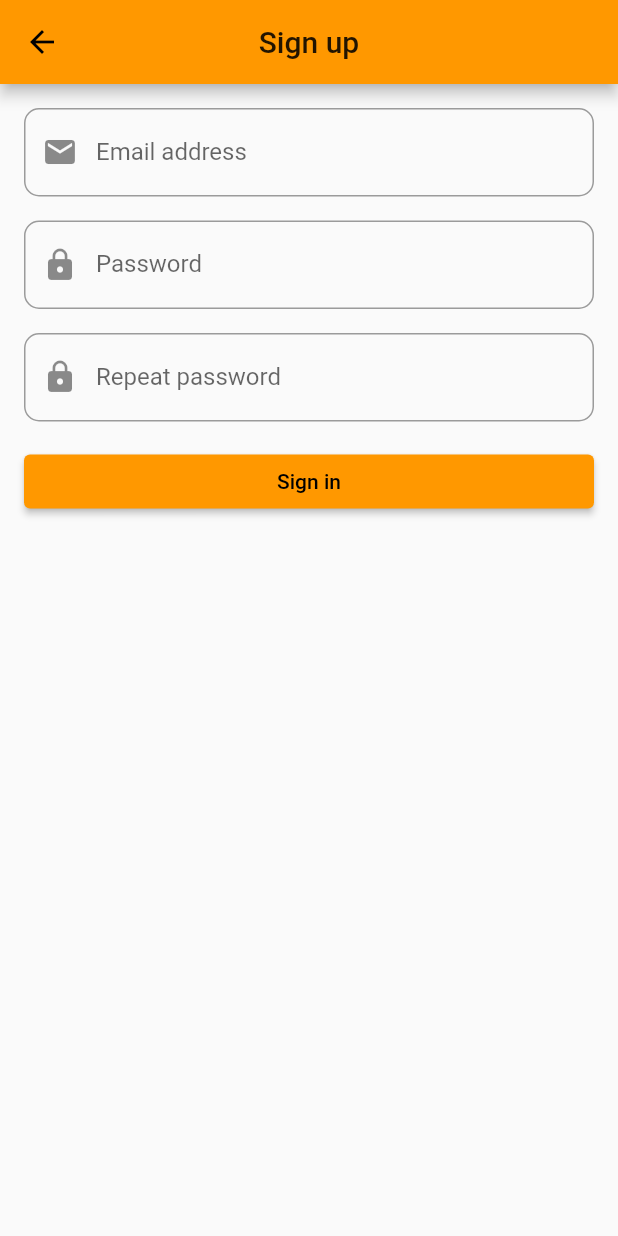
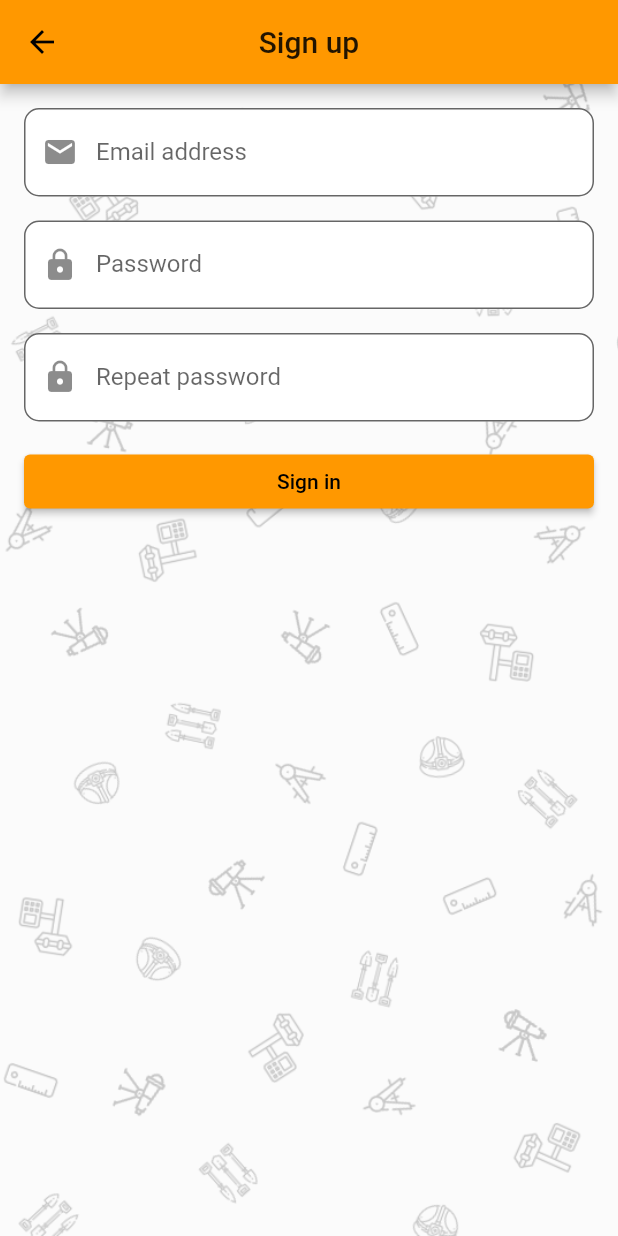
Before and after one commit to KrzysztofMamak/geobase, a Flutter app: the screen it shows after launch, after a tap on "Sign in", after a tap on "Sign up", on a phone screen of 412 x 824 dp. Run offline on Flutter 3.47's test engine with Material 2 defaults, Android fonts, the phone set to English and light mode, and no system bars; our stand-ins replace another_flushbar, auto_route, bloc, cloud_firestore, dartz, firebase_auth and 10 more; accounts and stored records are empty; generated files the repository leaves out were written again.

Commit message:
background image added to splash, sign in, sign up and forgot password pages, showing progress indicator instead of form when submitting

```diff
--- a/lib/presentation/forgot_password/widgets/forgot_password_form.dart
+++ b/lib/presentation/forgot_password/widgets/forgot_password_form.dart
@@ -31,7 +31,17 @@ class ForgotPasswordForm extends StatelessWidget {
         );
       },
       builder: (context, state) {
-        return Form(
+        return DecoratedBox(
+          decoration: BoxDecoration(
+            image: DecorationImage(
+                colorFilter: ColorFilter.mode(
+                    Colors.white.withOpacity(0.2), BlendMode.dstATop),
+                image: const AssetImage(
+                    "assets/images/background_geo_icons_no_frame.png"),
+                fit: BoxFit.cover),
+          ),
+          child: !state.isSubmitting
+              ? Form(
                   autovalidateMode: state.showErrorMessages
                       ? AutovalidateMode.always
                       : AutovalidateMode.disabled,
@@ -43,22 +53,30 @@ class ForgotPasswordForm extends StatelessWidget {
                           prefixIcon: Icon(Icons.email),
                           labelText: 'Email address',
                           border: OutlineInputBorder(
-                      borderSide: BorderSide(color: Colors.red, width: 5.0),
-                      borderRadius: BorderRadius.all(Radius.circular(10.0)),
+                            borderSide:
+                                BorderSide(color: Colors.red, width: 5.0),
+                            borderRadius:
+                                BorderRadius.all(Radius.circular(10.0)),
                           ),
+                          filled: true,
+                          fillColor: Colors.white,
                         ),
                         autocorrect: false,
                         onChanged: (value) => context
                             .read<ForgotPasswordFormBloc>()
-                    .add(ForgotPasswordFormEvent.emailAddressChanged(value)),
-                validator: (value) => Validators.isEmailAddressValid(value)
+                            .add(ForgotPasswordFormEvent.emailAddressChanged(
+                                value)),
+                        validator: (value) =>
+                            Validators.isEmailAddressValid(value)
                                 ? null
                                 : 'Email addres must be correctly formatted',
                       ),
                       const SizedBox(height: 8.0),
                       ElevatedButton(
-                onPressed: () => context.read<ForgotPasswordFormBloc>().add(
-                    const ForgotPasswordFormEvent.sendPasswordResetEmailPressed()),
+                        onPressed: () => context
+                            .read<ForgotPasswordFormBloc>()
+                            .add(const ForgotPasswordFormEvent
+                                .sendPasswordResetEmailPressed()),
                         child: const Text('Sign in'),
                       ),
                       if (state.isSubmitting) ...[
@@ -69,6 +87,10 @@ class ForgotPasswordForm extends StatelessWidget {
                       ],
                     ],
                   ),
+                )
+              : const Center(
+                  child: CircularProgressIndicator(),
+                ),
         );
       },
     );
--- a/lib/presentation/sign_in/sign_in_page.dart
+++ b/lib/presentation/sign_in/sign_in_page.dart
@@ -8,6 +8,7 @@ class SignInPage extends StatelessWidget {
   @override
   Widget build(BuildContext context) {
     return Scaffold(
+      resizeToAvoidBottomPadding: false,
       appBar: AppBar(
         title: const Text('Sign in'),
         centerTitle: true,
--- a/lib/presentation/sign_in/widgets/sign_in_form.dart
+++ b/lib/presentation/sign_in/widgets/sign_in_form.dart
@@ -2,7 +2,6 @@ import 'package:another_flushbar/flushbar_helper.dart';
 import 'package:auto_route/auto_route.dart';
 import 'package:flutter/material.dart';
 import 'package:flutter_bloc/flutter_bloc.dart';
-import 'package:flutter_svg/flutter_svg.dart';
 import 'package:geobase/application/auth/auth_bloc.dart';
 import 'package:geobase/application/sign_in_form/sign_in_form_bloc.dart';
 import 'package:geobase/domain/core/validators.dart';
@@ -37,7 +36,17 @@ class SignInForm extends StatelessWidget {
         );
       },
       builder: (context, state) {
-        return Form(
+        return DecoratedBox(
+          decoration: BoxDecoration(
+            image: DecorationImage(
+                colorFilter: ColorFilter.mode(
+                    Colors.white.withOpacity(0.2), BlendMode.dstATop),
+                image: const AssetImage(
+                    "assets/images/background_geo_icons_no_frame.png"),
+                fit: BoxFit.cover),
+          ),
+          child: !state.isSubmitting
+              ? Form(
                   autovalidateMode: state.showErrorMessages
                       ? AutovalidateMode.always
                       : AutovalidateMode.disabled,
@@ -46,26 +55,23 @@ class SignInForm extends StatelessWidget {
                     child: Column(
                       crossAxisAlignment: CrossAxisAlignment.stretch,
                       children: <Widget>[
-                // const Spacer(),
-                // SvgPicture.asset(
-                //   'assets/icons/compass.svg',
-                //   width: 100.0,
-                //   height: 100.0,
-                // ),
-                const Spacer(),
                         TextFormField(
                           decoration: const InputDecoration(
                             prefixIcon: Icon(Icons.email),
                             labelText: 'Email address',
                             border: OutlineInputBorder(
-                      borderRadius: BorderRadius.all(Radius.circular(10.0)),
+                              borderRadius:
+                                  BorderRadius.all(Radius.circular(10.0)),
                             ),
+                            filled: true,
+                            fillColor: Colors.white,
                           ),
                           autocorrect: false,
                           onChanged: (value) => context
                               .read<SignInFormBloc>()
                               .add(SignInFormEvent.emailAddressChanged(value)),
-                  validator: (value) => Validators.isEmailAddressValid(value)
+                          validator: (value) =>
+                              Validators.isEmailAddressValid(value)
                                   ? null
                                   : 'Email addres must be correctly formatted',
                         ),
@@ -75,22 +81,26 @@ class SignInForm extends StatelessWidget {
                             prefixIcon: Icon(Icons.lock),
                             labelText: 'Password',
                             border: OutlineInputBorder(
-                      borderRadius: BorderRadius.all(Radius.circular(10.0)),
+                              borderRadius:
+                                  BorderRadius.all(Radius.circular(10.0)),
                             ),
+                            filled: true,
+                            fillColor: Colors.white,
                           ),
                           autocorrect: false,
                           obscureText: true,
                           onChanged: (value) => context
                               .read<SignInFormBloc>()
                               .add(SignInFormEvent.passwordChanged(value)),
-                  validator: (value) => Validators.isPasswordValid(value)
+                          validator: (value) =>
+                              Validators.isPasswordValid(value)
                                   ? null
                                   : 'Password must have at least 6 characters',
                         ),
-                const SizedBox(height: 16.0),
+                        const SizedBox(height: 8.0),
                         InkWell(
-                  onTap: () =>
-                      ExtendedNavigator.of(context).pushForgotPasswordPage(),
+                          onTap: () => ExtendedNavigator.of(context)
+                              .pushForgotPasswordPage(),
                           child: Text(
                             'Forgot password?',
                             textAlign: TextAlign.center,
@@ -99,20 +109,17 @@ class SignInForm extends StatelessWidget {
                             ),
                           ),
                         ),
-                const SizedBox(height: 16.0),
+                        const SizedBox(height: 8.0),
                         ElevatedButton(
-                  onPressed: () => context.read<SignInFormBloc>().add(
+                          onPressed: () {
+                            FocusScope.of(context).requestFocus(FocusNode());
+                            context.read<SignInFormBloc>().add(
                                 const SignInFormEvent
-                          .signInWithEmailAndPasswordPressed()),
+                                    .signInWithEmailAndPasswordPressed());
+                          },
                           child: const Text('Sign in'),
                         ),
-                const Spacer(),
-                if (state.isSubmitting) ...[
-                  const Align(
-                    child: CircularProgressIndicator(),
-                  ),
-                ],
-                const Spacer(),
+                        const SizedBox(height: 8.0),
                         ElevatedButton(
                           onPressed: () =>
                               ExtendedNavigator.of(context).pushSignUpPage(),
@@ -121,6 +128,10 @@ class SignInForm extends StatelessWidget {
                       ],
                     ),
                   ),
+                )
+              : const Center(
+                  child: CircularProgressIndicator(),
+                ),
         );
       },
     );
--- a/lib/presentation/sign_up/widgets/sign_up_form.dart
+++ b/lib/presentation/sign_up/widgets/sign_up_form.dart
@@ -32,7 +32,17 @@ class SignUpForm extends StatelessWidget {
         );
       },
       builder: (context, state) {
-        return Form(
+        return DecoratedBox(
+          decoration: BoxDecoration(
+            image: DecorationImage(
+                colorFilter: ColorFilter.mode(
+                    Colors.white.withOpacity(0.2), BlendMode.dstATop),
+                image: const AssetImage(
+                    "assets/images/background_geo_icons_no_frame.png"),
+                fit: BoxFit.cover),
+          ),
+          child: !state.isSubmitting
+              ? Form(
                   autovalidateMode: state.showErrorMessages
                       ? AutovalidateMode.always
                       : AutovalidateMode.disabled,
@@ -44,14 +54,18 @@ class SignUpForm extends StatelessWidget {
                           prefixIcon: Icon(Icons.email),
                           labelText: 'Email address',
                           border: OutlineInputBorder(
-                    borderRadius: BorderRadius.all(Radius.circular(10.0)),
+                            borderRadius:
+                                BorderRadius.all(Radius.circular(10.0)),
                           ),
+                          filled: true,
+                          fillColor: Colors.white,
                         ),
                         autocorrect: false,
                         onChanged: (value) => context
                             .read<SignUpFormBloc>()
                             .add(SignUpFormEvent.emailAddressChanged(value)),
-                validator: (value) => Validators.isEmailAddressValid(value)
+                        validator: (value) =>
+                            Validators.isEmailAddressValid(value)
                                 ? null
                                 : 'Email addres must be correctly formatted',
                       ),
@@ -61,8 +75,11 @@ class SignUpForm extends StatelessWidget {
                           prefixIcon: Icon(Icons.lock),
                           labelText: 'Password',
                           border: OutlineInputBorder(
-                    borderRadius: BorderRadius.all(Radius.circular(10.0)),
+                            borderRadius:
+                                BorderRadius.all(Radius.circular(10.0)),
                           ),
+                          filled: true,
+                          fillColor: Colors.white,
                         ),
                         autocorrect: false,
                         obscureText: true,
@@ -79,14 +96,18 @@ class SignUpForm extends StatelessWidget {
                           prefixIcon: Icon(Icons.lock),
                           labelText: 'Repeat password',
                           border: OutlineInputBorder(
-                    borderRadius: BorderRadius.all(Radius.circular(10.0)),
+                            borderRadius:
+                                BorderRadius.all(Radius.circular(10.0)),
                           ),
+                          filled: true,
+                          fillColor: Colors.white,
                         ),
                         autocorrect: false,
                         obscureText: true,
                         onChanged: (value) => context
                             .read<SignUpFormBloc>()
-                    .add(SignUpFormEvent.repeatedPasswordChanged(value)),
+                            .add(
+                                SignUpFormEvent.repeatedPasswordChanged(value)),
                         validator: (value) => Validators.isPasswordValid(value)
                             ? null
                             : 'Password must have at least 6 characters',
@@ -106,6 +127,10 @@ class SignUpForm extends StatelessWidget {
                       ],
                     ],
                   ),
+                )
+              : const Center(
+                  child: CircularProgressIndicator(),
+                ),
         );
       },
     );
--- a/lib/presentation/splash/splash_page.dart
+++ b/lib/presentation/splash/splash_page.dart
@@ -12,16 +12,28 @@ class SplashPage extends StatelessWidget {
       listener: (context, state) {
         state.map(
           initial: (_) {},
-          authenticated: (_) => ExtendedNavigator.of(context).replace(Routes.geoTasksOverviewPage),
-          unauthenticated: (_) => ExtendedNavigator.of(context).replace(Routes.signInPage),
+          authenticated: (_) => ExtendedNavigator.of(context)
+              .replace(Routes.geoTasksOverviewPage),
+          unauthenticated: (_) =>
+              ExtendedNavigator.of(context).replace(Routes.signInPage),
         );
       },
       child: Scaffold(
-        body: Center(
-          child: SvgPicture.asset(
-            'assets/icons/compass.svg',
-            width: 150.0,
-            height: 150.0,
+        body: DecoratedBox(
+          decoration: BoxDecoration(
+            image: DecorationImage(
+                colorFilter: ColorFilter.mode(
+                    Colors.white.withOpacity(0.2), BlendMode.dstATop),
+                image: const AssetImage(
+                    "assets/images/background_geo_icons_no_frame.png"),
+                fit: BoxFit.cover),
+          ),
+          child: Center(
+            child: SvgPicture.asset(
+              'assets/icons/compass.svg',
+              width: 150.0,
+              height: 150.0,
+            ),
           ),
         ),
       ),
--- a/pubspec.yaml
+++ b/pubspec.yaml
@@ -69,6 +69,7 @@ flutter:
   # To add assets to your application, add an assets section, like this:
   assets:
     - assets/icons/
+    - assets/images/
   # An image asset can refer to one or more resolution-specific "variants", see
   # https://flutter.dev/assets-and-images/#resolution-aware.
   # For details regarding adding assets from package dependencies, see
```
Also changed, not shown: assets/images/background_geo_icons.png (added), assets/images/background_geo_icons_no_frame.png (added). Lines whose indentation alone changed are shown as unchanged.
